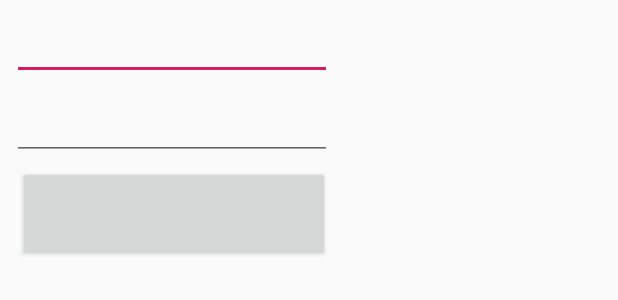
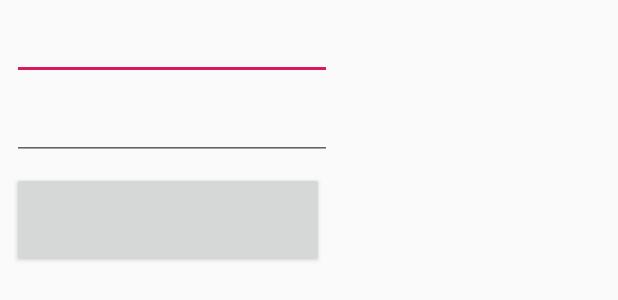
Before and after one commit to AmirBabaei/SChat, an Android app: the layout activity_phone_login.xml on its own in the app's theme, with its tools: preview values and no code run, on a phone screen of 412 x 824 dp. Shown: the top 300 px of the screen. Run offline under Robolectric (Android 15) with nearby library versions, the phone set to English and light mode, and no system bars.

```diff
--- a/app/src/main/java/com/example/schat/MainFeedActivity.java
+++ b/app/src/main/java/com/example/schat/MainFeedActivity.java
@@ -24,7 +24,7 @@ public class MainFeedActivity extends AppCompatActivity {
             @Override
             public void onClick(View v) {
                 FirebaseAuth.getInstance().signOut();
-                Intent intent = new Intent(getApplicationContext(), MainActivity.class);
+                Intent intent = new Intent(getApplicationContext(), WelcomeScreen.class);
                 intent.addFlags(Intent.FLAG_ACTIVITY_CLEAR_TOP);
                 startActivity(intent);
                 finish();
--- a/app/src/main/java/com/example/schat/PhoneLogin.java
+++ b/app/src/main/java/com/example/schat/PhoneLogin.java
@@ -79,7 +79,7 @@ import java.util.concurrent.TimeUnit;
                  super.onCodeSent(s , forceResendingToken);
                  verificationId =  s;
                  Toast.makeText(PhoneLogin.this, "Sent verification code", Toast.LENGTH_SHORT).show();
-                 //mSend.setText("Verify Code");
+                 sendVerificationCode.setText("Verify Code");
              }
          };
      }
--- a/app/src/main/res/layout/activity_phone_login.xml
+++ b/app/src/main/res/layout/activity_phone_login.xml
@@ -42,9 +42,13 @@
         android:id="@+id/sendVerification"
         android:layout_width="208dp"
         android:layout_height="64dp"
-        android:layout_marginTop="4dp"
-        android:layout_marginEnd="192dp"
-        android:layout_marginRight="192dp"
+        android:layout_marginStart="8dp"
+        android:layout_marginLeft="8dp"
+        android:layout_marginTop="8dp"
+        android:layout_marginEnd="136dp"
+        android:layout_marginRight="136dp"
         app:layout_constraintEnd_toEndOf="parent"
+        app:layout_constraintHorizontal_bias="0.0"
+        app:layout_constraintStart_toStartOf="parent"
         app:layout_constraintTop_toBottomOf="@+id/verificationCode" />
 </android.support.constraint.ConstraintLayout>
```
